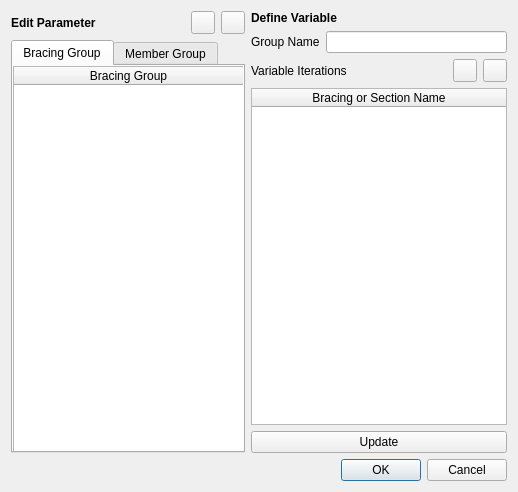
Above: UI/autobuilder_designvariable_v1.ui from UofT-Seismic-Design-Team/Autobuilder-3.0 before the change. Below: the same form after it.
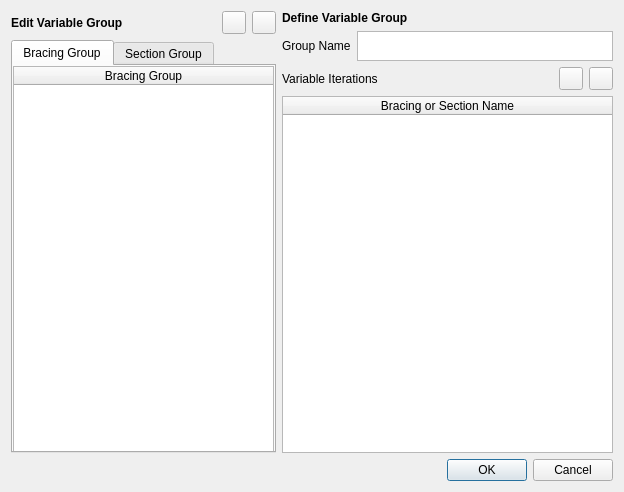
That is the form after the change. The open tabs and pages were chosen to show the change.

Commit message: Update Design Variable Dialog

Patch:
```diff
--- a/UI/autobuilder_designvariable_v1.ui
+++ b/UI/autobuilder_designvariable_v1.ui
@@ -6,7 +6,7 @@
    <rect>
     <x>0</x>
     <y>0</y>
-    <width>518</width>
+    <width>624</width>
     <height>492</height>
    </rect>
   </property>
@@ -29,7 +29,7 @@
             </font>
            </property>
            <property name="text">
-            <string>Edit Parameter</string>
+            <string>Edit Variable Group</string>
            </property>
           </widget>
          </item>
@@ -63,10 +63,16 @@
             <rect>
              <x>0</x>
              <y>0</y>
-             <width>231</width>
+             <width>261</width>
              <height>391</height>
             </rect>
            </property>
+           <property name="sizePolicy">
+            <sizepolicy hsizetype="Expanding" vsizetype="Expanding">
+             <horstretch>0</horstretch>
+             <verstretch>0</verstretch>
+            </sizepolicy>
+           </property>
            <property name="sizeAdjustPolicy">
             <enum>QAbstractScrollArea::AdjustIgnored</enum>
            </property>
@@ -82,7 +88,7 @@
          </widget>
          <widget class="QWidget" name="memberGroupTab">
           <attribute name="title">
-           <string>Member Group</string>
+           <string>Section Group</string>
           </attribute>
           <widget class="QTableWidget" name="memberGroupTable">
            <property name="geometry">
@@ -120,7 +126,7 @@
             </font>
            </property>
            <property name="text">
-            <string>Define Variable</string>
+            <string>Define Variable Group</string>
            </property>
            <property name="margin">
             <number>5</number>
@@ -132,14 +138,30 @@
        <item>
         <layout class="QHBoxLayout" name="horizontalLayout_3">
          <item>
-          <widget class="QLabel" name="BGNameLabel">
+          <widget class="QLabel" name="GroupLabel">
+           <property name="maximumSize">
+            <size>
+             <width>16777215</width>
+             <height>30</height>
+            </size>
+           </property>
            <property name="text">
             <string>Group Name</string>
            </property>
           </widget>
          </item>
          <item>
-          <widget class="QLineEdit" name="BGNameEdit"/>
+          <widget class="QTextEdit" name="GroupNameEdit">
+           <property name="maximumSize">
+            <size>
+             <width>16777215</width>
+             <height>30</height>
+            </size>
+           </property>
+           <property name="readOnly">
+            <bool>false</bool>
+           </property>
+          </widget>
          </item>
         </layout>
        </item>
@@ -180,13 +202,6 @@
          </column>
         </widget>
        </item>
-       <item>
-        <widget class="QPushButton" name="updateBGIterationButton">
-         <property name="text">
-          <string>Update</string>
-         </property>
-        </widget>
-       </item>
       </layout>
      </item>
     </layout>
```
Left out of the diff: 20 changed lines with no effect on the pictures. The commit also changes 31 other files.
